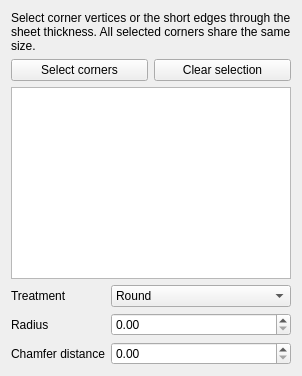
Qt form Resources/panels/CornerTreatmentPanel.ui (ontron258/FreeCAD_SheetMetal) before a commit.
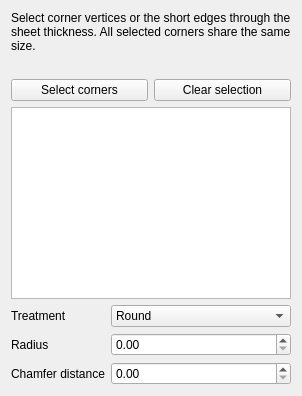
The same form after that commit. Custom widgets are drawn as their Qt base class.

The edit to the form file:
```diff
--- a/Resources/panels/CornerTreatmentPanel.ui
+++ b/Resources/panels/CornerTreatmentPanel.ui
@@ -8,6 +8,10 @@
     <property name="text"><string>Select corner vertices or the short edges through the sheet thickness. All selected corners share the same size.</string></property>
     <property name="wordWrap"><bool>true</bool></property>
    </widget></item>
+   <item><widget class="QLabel" name="ErrorMessage">
+    <property name="wordWrap"><bool>true</bool></property>
+    <property name="text"><string/></property>
+   </widget></item>
    <item><layout class="QHBoxLayout" name="selectionButtons">
     <item><widget class="QPushButton" name="AddRemove">
      <property name="text"><string>Select corners</string></property>
```
Left out of the diff: 2 changed lines with no effect on the pictures.
